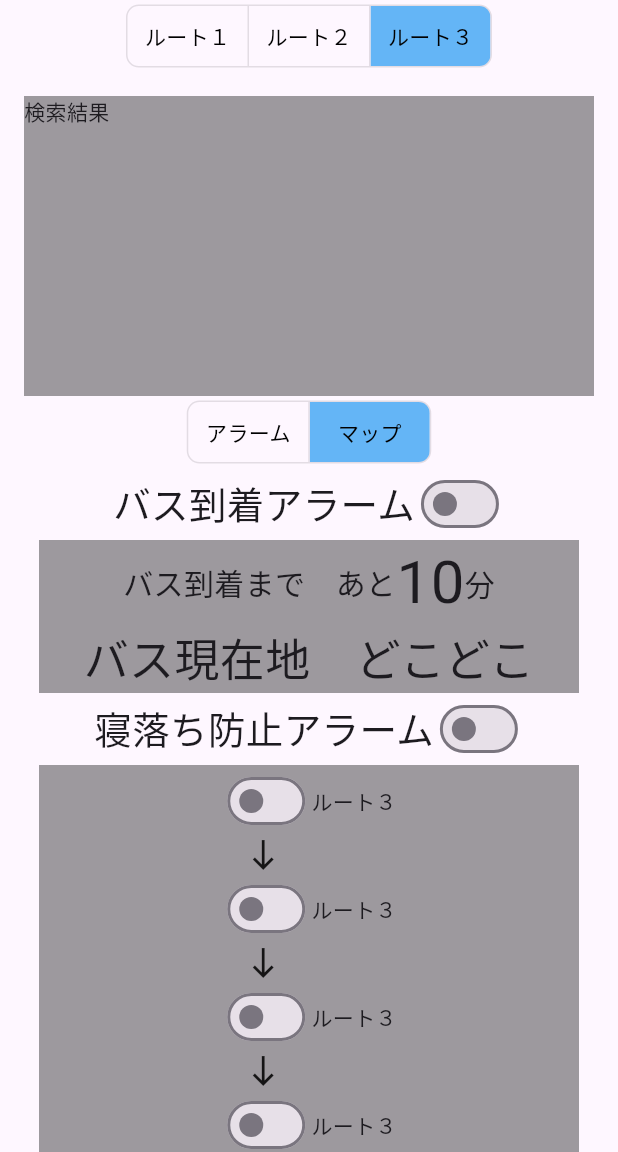
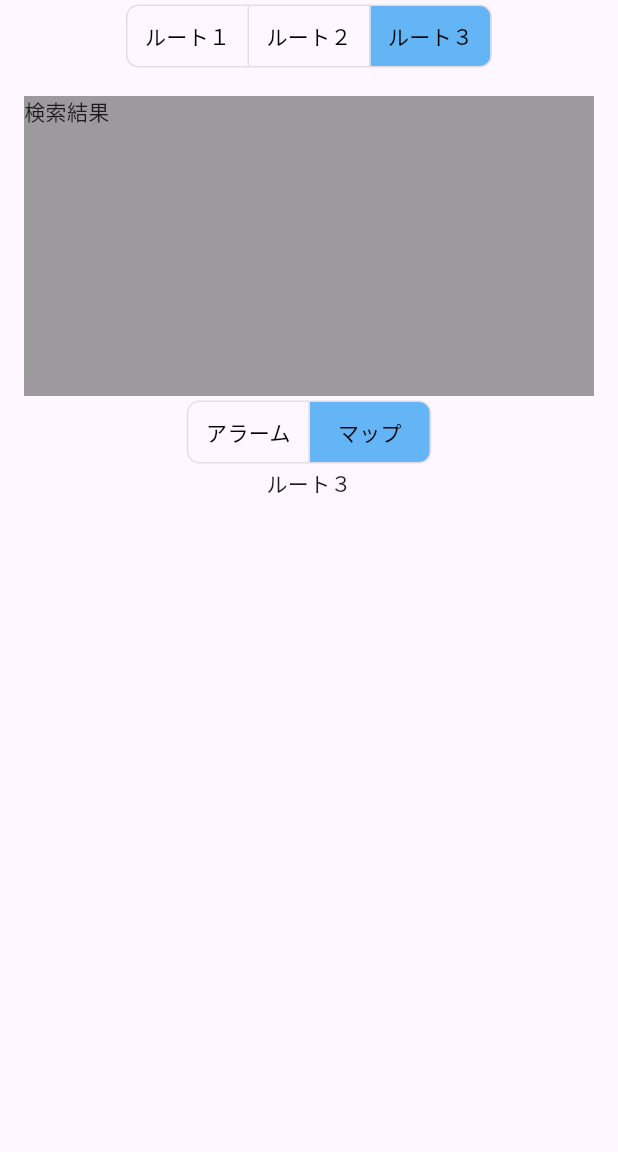
Before and after one commit to Yoshidagumi-group5/bus_app, a Flutter app: the BusRegistration screen opened directly, after a tap on "ルート２", after a tap on "ルート３", after a tap on "マップ", on a phone screen of 412 x 824 dp, the part 84-1236 px from its top. Run offline on Flutter 3.47's test engine with Material 3 defaults, Android fonts, the phone set to English and light mode, and no system bars; our stand-ins replace flutter_riverpod, hooks_riverpod.

Commit message:
ルートの切り替えと各ルートでのアラームとマップの切り替えができるようになった。

```diff
--- a/lib/pages/bus_registration.dart
+++ b/lib/pages/bus_registration.dart
@@ -20,17 +20,25 @@ const List<Widget> routes = <Widget>[
   Text('ルート３')
 ];
 
+final routeProvider = StateProvider<List<bool>>(
+  (ref) => <bool>[true, false, false],
+);
+final routeWidgetProvider = StateProvider<Widget>(
+  (ref) => Route(route: routes[0]),
+);
+
+
 const List<Widget> options = <Widget>[
   Text('アラーム'),
   Text('マップ')
 ];
 
+final optionProvider = StateProvider<List<bool>>(
+  (ref) => <bool>[true, false],
+);
 
-final routeProvider = StateProvider<List<bool>>(
-  (ref) => <bool>[true, false, false],
-);
-final routeWidgetProvider = StateProvider<Widget>(
-  (ref) => Route(route: routes[0]),
+final optionWidgetProvider = StateProvider<Widget>(
+  (ref) => Alarm(text: routes[0]),
 );
 
 
@@ -61,6 +69,10 @@ class BusRegistration extends ConsumerWidget {
                 ref.read(routeProvider.notifier).state =
                     List.generate(route.length, (i) => i == index);
                 ref.read(routeWidgetProvider.notifier).state = routeWidgets[index];
+
+                // ルートを切り替える時、optionWidgetはアラームを表示させる
+                ref.read(optionProvider.notifier).state = [true, false];
+                ref.read(optionWidgetProvider.notifier).state = Alarm(text: routes[index]);
               },
               borderRadius: const BorderRadius.all(Radius.circular(8)),
               // selectedBorderColor: Colors.blue,
@@ -82,11 +94,6 @@ class BusRegistration extends ConsumerWidget {
   }
 }
 
-
-final optionProvider = StateProvider<List<bool>>(
-  (ref) => <bool>[true, false],
-);
-
 // 各ルートを表示するためのウィジェット
 class Route extends ConsumerWidget {
   const Route({super.key, required this.route});
@@ -95,14 +102,14 @@ class Route extends ConsumerWidget {
 
   @override
   Widget build(BuildContext context, WidgetRef ref) {
-    final optionWidgetProvider = StateProvider<Widget>(
-      (ref) => Alarm(text: route),
-    );
+    final optionWidgets = <Widget>[Alarm(text: route), RouteMap(text: route)];
+
+    // final optionWidgetProvider = StateProvider<Widget>(
+    //   (ref) => optionWidgets[0],
+    // );
 
     final option = ref.watch(optionProvider);
     final optionWidget = ref.watch(optionWidgetProvider);
-
-    final optionWidgets = <Widget>[optionWidget, routeMap()];
 
     return Container(
       padding: const EdgeInsets.all(16.0),
@@ -133,6 +140,7 @@ class Route extends ConsumerWidget {
             children: options,
           ),
           optionWidget,
+          // RouteMap(text: route),
         ],
       ),
     );
@@ -317,12 +325,14 @@ class Alarm extends ConsumerWidget {
 }
 
 // 各ルートのマップウィジェット
-class routeMap extends ConsumerWidget {
+class RouteMap extends ConsumerWidget {
   // バスのルートを取得する引数を追加する
-  const routeMap({super.key});
+  const RouteMap({super.key, required this.text});
+
+  final Widget text;
 
   @override
   Widget build(BuildContext context, WidgetRef ref) {
-    return const Center(child: Text('マップ'));
+    return Center(child: text);
   }
 }
```
